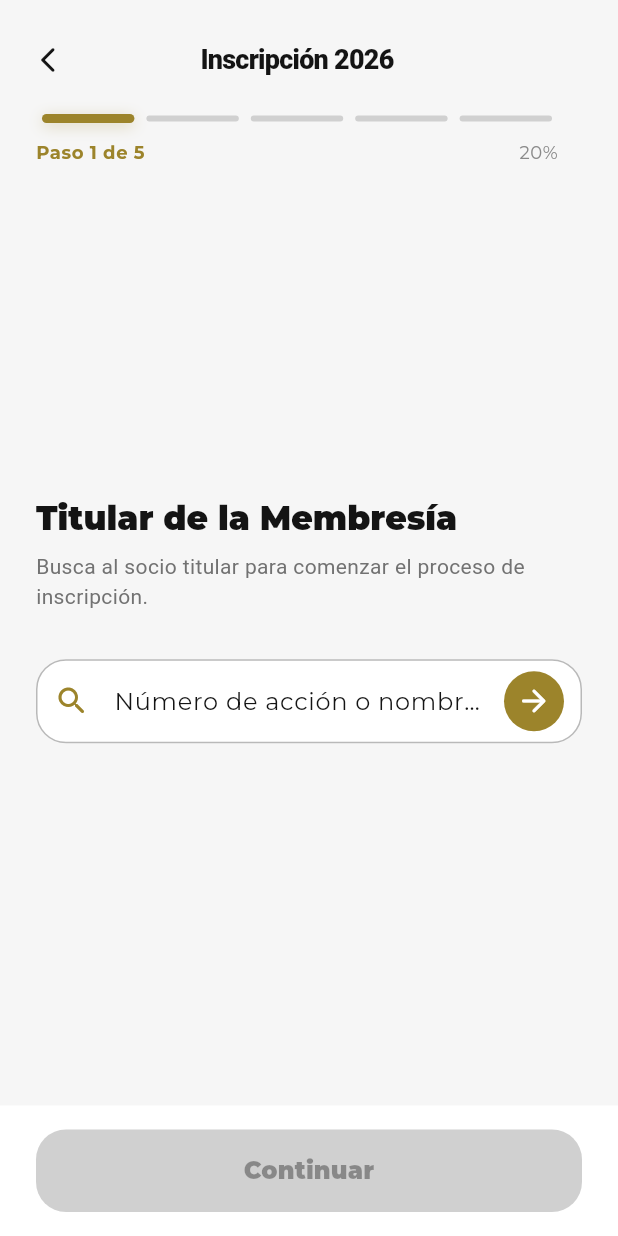
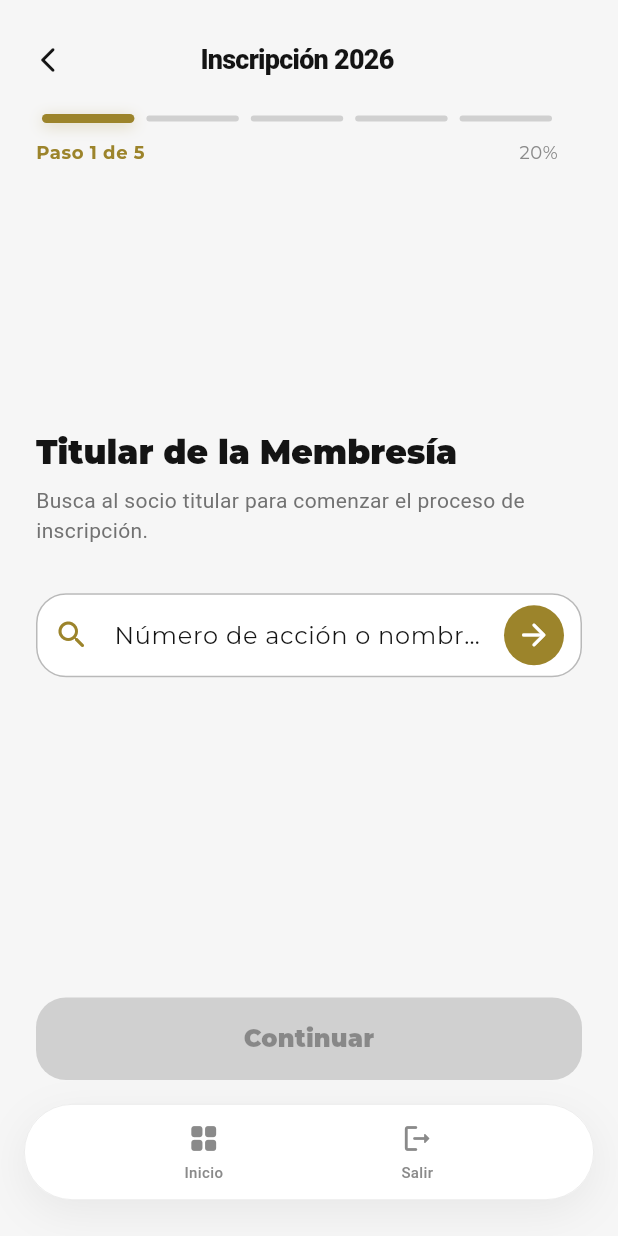
Before and after one commit to Aigel-Alejandro/app-arzsuite, a Flutter app: the SummerCourseWizardView screen opened directly, on a phone screen of 412 x 824 dp. Run offline on Flutter 3.47's test engine with Material 3 defaults, Android fonts, the phone set to English and light mode, and no system bars; our stand-ins replace dio, flutter_riverpod, freezed_annotation, google_fonts, supabase_flutter; accounts and stored records are empty.

Commit message:
feat(ui): rediseño de navegación Floating

```diff
--- a/lib/core/theme/app_theme.dart
+++ b/lib/core/theme/app_theme.dart
@@ -122,6 +122,15 @@ class AppTheme {
       textTheme: GoogleFonts.montserratTextTheme().copyWith(
         bodyMedium: const TextStyle(color: neutral800),
       ),
+      pageTransitionsTheme: const PageTransitionsTheme(
+        builders: <TargetPlatform, PageTransitionsBuilder>{
+          TargetPlatform.android: NoTransitionsBuilder(),
+          TargetPlatform.iOS: NoTransitionsBuilder(),
+          TargetPlatform.linux: NoTransitionsBuilder(),
+          TargetPlatform.macOS: NoTransitionsBuilder(),
+          TargetPlatform.windows: NoTransitionsBuilder(),
+        },
+      ),
     );
   }
 
@@ -201,6 +210,32 @@ class AppTheme {
         bodyLarge: const TextStyle(color: Colors.white),
         bodyMedium: const TextStyle(color: neutral200),
       ),
+      pageTransitionsTheme: const PageTransitionsTheme(
+        builders: <TargetPlatform, PageTransitionsBuilder>{
+          TargetPlatform.android: NoTransitionsBuilder(),
+          TargetPlatform.iOS: NoTransitionsBuilder(),
+          TargetPlatform.linux: NoTransitionsBuilder(),
+          TargetPlatform.macOS: NoTransitionsBuilder(),
+          TargetPlatform.windows: NoTransitionsBuilder(),
+        },
+      ),
     );
   }
 }
+
+/// A clean builder that strips away sliding and fading effects for immediate SPA-like navigation.
+class NoTransitionsBuilder extends PageTransitionsBuilder {
+  const NoTransitionsBuilder();
+
+  @override
+  Widget buildTransitions<T>(
+    PageRoute<T>? route,
+    BuildContext? context,
+    Animation<double> animation,
+    Animation<double> secondaryAnimation,
+    Widget child,
+  ) {
+    // Return the child directly without any FadeTransition or SlideTransition
+    return child;
+  }
+}
--- /dev/null
+++ b/lib/core/widgets/app_side_menu.dart
@@ -0,0 +1,255 @@
+import 'package:flutter/material.dart';
+import 'package:app_arzsuite/core/theme/app_theme.dart';
+
+class AppIslandMenu extends StatelessWidget {
+  final int selectedIndex;
+  final Function(int) onItemSelected;
+  final VoidCallback? onLogout;
+  final bool isDesktop;
+
+  const AppIslandMenu({
+    super.key,
+    required this.selectedIndex,
+    required this.onItemSelected,
+    required this.isDesktop,
+    this.onLogout,
+  });
+
+  @override
+  Widget build(BuildContext context) {
+    return isDesktop ? _buildDesktopIsland(context) : _buildMobileIsland(context);
+  }
+
+  Widget _buildDesktopIsland(BuildContext context) {
+    return Container(
+      width: 64, // ultra-thin for minimalist look
+      margin: const EdgeInsets.all(AppTheme.spacingLarge),
+      decoration: BoxDecoration(
+        color: Colors.white.withValues(alpha: 0.95),
+        borderRadius: BorderRadius.circular(32), // stadium shape
+        boxShadow: [
+          BoxShadow(
+            color: Colors.black.withValues(alpha: 0.05),
+            blurRadius: 20,
+            offset: const Offset(0, 4),
+          ),
+        ],
+        border: Border.all(
+          color: AppTheme.neutral200.withValues(alpha: 0.5),
+          width: 0.5,
+        ),
+      ),
+      child: Column(
+        children: [
+          const SizedBox(height: 24),
+          // Clean Logo Icon
+          _buildLogoIcon(),
+          const SizedBox(height: 40),
+          Expanded(
+            child: SingleChildScrollView(
+              child: Column(
+                children: [
+                  _IslandTabItem(
+                    icon: Icons.grid_view_rounded, // Matches the reference image style
+                    label: 'Inicio',
+                    isSelected: selectedIndex == 0,
+                    onTap: () => onItemSelected(0),
+                    isDesktop: true,
+                  ),
+                ],
+              ),
+            ),
+          ),
+          const SizedBox(height: 16),
+          _IslandTabItem(
+            icon: Icons.logout_rounded,
+            label: 'Salir',
+            isSelected: false,
+            isDestructive: true,
+            onTap: onLogout ?? () {},
+            isDesktop: true,
+          ),
+          const SizedBox(height: 24),
+        ],
+      ),
+    );
+  }
+
+  Widget _buildMobileIsland(BuildContext context) {
+    return Container(
+      height: 64,
+      width: double.infinity,
+      margin: const EdgeInsets.only(
+        left: AppTheme.spacingMedium,
+        right: AppTheme.spacingMedium,
+        bottom: AppTheme.spacingLarge,
+      ),
+      padding: const EdgeInsets.symmetric(horizontal: 8),
+      decoration: BoxDecoration(
+        color: Colors.white.withValues(alpha: 0.98),
+        borderRadius: BorderRadius.circular(32), // stadium shape
+        boxShadow: [
+          BoxShadow(
+            color: Colors.black.withValues(alpha: 0.06),
+            blurRadius: 24,
+            offset: const Offset(0, 8),
+          ),
+        ],
+        border: Border.all(
+          color: AppTheme.neutral200.withValues(alpha: 0.5),
+          width: 0.5,
+        ),
+      ),
+      child: Row(
+        mainAxisAlignment: MainAxisAlignment.spaceEvenly,
+        children: [
+          _IslandTabItem(
+            icon: Icons.grid_view_rounded,
+            label: 'Inicio',
+            isSelected: selectedIndex == 0,
+            onTap: () => onItemSelected(0),
+            isDesktop: false,
+          ),
+          _IslandTabItem(
+            icon: Icons.logout_rounded,
+            label: 'Salir',
+            isSelected: false,
+            isDestructive: true,
+            onTap: onLogout ?? () {},
+            isDesktop: false,
+          ),
+        ],
+      ),
+    );
+  }
+
+  Widget _buildLogoIcon() {
+    return Container(
+      padding: const EdgeInsets.all(8),
+      decoration: BoxDecoration(
+        color: AppTheme.primaryColor.withValues(alpha: 0.1),
+        shape: BoxShape.circle,
+      ),
+      child: const Icon(
+        Icons.layers_rounded,
+        color: AppTheme.primaryColor,
+        size: 20,
+      ),
+    );
+  }
+}
+
+class _IslandTabItem extends StatefulWidget {
+  final IconData icon;
+  final String label;
+  final bool isSelected;
+  final VoidCallback onTap;
+  final bool isDestructive;
+  final bool isDesktop;
+
+  const _IslandTabItem({
+    required this.icon,
+    required this.label,
+    required this.isSelected,
+    required this.onTap,
+    required this.isDesktop,
+    this.isDestructive = false,
+  });
+
+  @override
+  State<_IslandTabItem> createState() => _IslandTabItemState();
+}
+
+class _IslandTabItemState extends State<_IslandTabItem> {
+  bool _isHovered = false;
+
+  @override
+  Widget build(BuildContext context) {
+    // Determine colors based on state
+    final Color activeColor = widget.isDestructive ? AppTheme.dangerColor : AppTheme.primaryColor;
+    final Color inactiveColor = AppTheme.neutral500;
+
+    final Color color = widget.isSelected ? activeColor : (widget.isDestructive && _isHovered ? AppTheme.dangerColor : inactiveColor);
+
+    return MouseRegion(
+      onEnter: (_) => setState(() => _isHovered = true),
+      onExit: (_) => setState(() => _isHovered = false),
+      child: widget.isDesktop ? _buildDesktopItem(color) : _buildMobileItem(color),
+    );
+  }
+
+  Widget _buildDesktopItem(Color color) {
+    return Padding(
+      padding: const EdgeInsets.symmetric(vertical: 8),
+      child: Column(
+        children: [
+          InkWell(
+            onTap: widget.onTap,
+            borderRadius: BorderRadius.circular(20),
+            child: AnimatedContainer(
+              duration: const Duration(milliseconds: 200),
+              padding: const EdgeInsets.all(12),
+              decoration: BoxDecoration(
+                color: widget.isSelected ? AppTheme.primaryColor.withValues(alpha: 0.1) : Colors.transparent,
+                shape: BoxShape.circle,
+              ),
+              child: Icon(widget.icon, size: 22, color: color),
+            ),
+          ),
+          AnimatedOpacity(
+            duration: const Duration(milliseconds: 200),
+            opacity: _isHovered ? 1.0 : 0.0,
+            child: Padding(
+              padding: const EdgeInsets.only(top: 4),
+              child: Text(
+                widget.label,
+                style: TextStyle(
+                  color: color,
+                  fontSize: 10,
+                  fontWeight: FontWeight.w600,
+                ),
+              ),
+            ),
+          ),
+        ],
+      ),
+    );
+  }
+
+  Widget _buildMobileItem(Color color) {
+    return Expanded(
+      child: Center(
+        child: Material(
+          color: Colors.transparent,
+          child: InkWell(
+            onTap: widget.onTap,
+            borderRadius: BorderRadius.circular(24),
+            child: AnimatedContainer(
+              duration: const Duration(milliseconds: 250),
+              padding: const EdgeInsets.symmetric(vertical: 10, horizontal: 20),
+              decoration: BoxDecoration(
+                color: widget.isSelected ? AppTheme.primaryColor.withValues(alpha: 0.1) : Colors.transparent,
+                borderRadius: BorderRadius.circular(24), // Perfectly rounded pill
+              ),
+              child: Column(
+                mainAxisSize: MainAxisSize.min,
+                children: [
+                  Icon(widget.icon, size: 22, color: color),
+                  const SizedBox(height: 4),
+                  Text(
+                    widget.label,
+                    style: TextStyle(
+                      color: color,
+                      fontSize: 10,
+                      fontWeight: widget.isSelected ? FontWeight.w800 : FontWeight.w500,
+                    ),
+                  ),
+                ],
+              ),
+            ),
+          ),
+        ),
+      ),
+    );
+  }
+}
--- /dev/null
+++ b/lib/core/widgets/main_layout.dart
@@ -0,0 +1,75 @@
+import 'package:flutter/material.dart';
+import 'package:app_arzsuite/core/theme/app_theme.dart';
+import 'package:app_arzsuite/core/widgets/app_side_menu.dart';
+import 'package:app_arzsuite/features/home/views/home_view.dart';
+import 'package:app_arzsuite/features/auth/views/login_view.dart';
+
+class MainLayout extends StatefulWidget {
+  final Widget child;
+  final int activeIndex;
+
+  const MainLayout({
+    super.key,
+    required this.child,
+    this.activeIndex = 0,
+  });
+
+  @override
+  State<MainLayout> createState() => _MainLayoutState();
+}
+
+class _MainLayoutState extends State<MainLayout> {
+  void _onItemSelected(int index) {
+    if (widget.activeIndex == index) return;
+    if (index == 0) {
+      Navigator.of(context).pushAndRemoveUntil(
+        MaterialPageRoute(builder: (_) => const HomeView()),
+        (route) => false,
+      );
+    }
+  }
+
+  void _onLogout() {
+    Navigator.of(context).pushAndRemoveUntil(
+      MaterialPageRoute(builder: (_) => const LoginView()),
+      (route) => false,
+    );
+  }
+
+  @override
+  Widget build(BuildContext context) {
+    final bool isDesktop = MediaQuery.of(context).size.width >= AppTheme.breakpointDesktop;
+
+    return Scaffold(
+      backgroundColor: AppTheme.neutral50,
+      extendBody: true,
+      bottomNavigationBar: !isDesktop
+          ? SafeArea(
+              child: AppIslandMenu(
+                selectedIndex: widget.activeIndex,
+                onItemSelected: _onItemSelected,
+                onLogout: _onLogout,
+                isDesktop: false,
+              ),
+            )
+          : null,
+      body: SafeArea(
+        bottom: false,
+        child: Row(
+          children: [
+            if (isDesktop)
+              AppIslandMenu(
+                selectedIndex: widget.activeIndex,
+                onItemSelected: _onItemSelected,
+                onLogout: _onLogout,
+                isDesktop: true,
+              ),
+            Expanded(
+              child: widget.child,
+            ),
+          ],
+        ),
+      ),
+    );
+  }
+}
--- a/lib/features/summer_course/views/summer_course_wizard_view.dart
+++ b/lib/features/summer_course/views/summer_course_wizard_view.dart
@@ -2,6 +2,7 @@ import 'package:flutter/material.dart';
 import 'package:flutter_riverpod/flutter_riverpod.dart';
 import 'package:app_arzsuite/core/theme/app_theme.dart';
 import 'package:app_arzsuite/core/widgets/responsive_container.dart';
+import 'package:app_arzsuite/core/widgets/main_layout.dart';
 import 'package:app_arzsuite/features/summer_course/providers/summer_course_provider.dart';
 import 'package:app_arzsuite/features/summer_course/models/summer_course_state.dart';
 import 'package:app_arzsuite/features/summer_course/widgets/step_indicator.dart';
@@ -19,8 +20,10 @@ class SummerCourseWizardView extends ConsumerWidget {
     final state = ref.watch(summerCourseProvider);
     final notifier = ref.read(summerCourseProvider.notifier);
 
-    return Scaffold(
-      backgroundColor: AppTheme.neutral50,
+    return MainLayout(
+      activeIndex: -1,
+      child: Scaffold(
+        backgroundColor: AppTheme.neutral50,
       body: SafeArea(
         child: ResponsiveContainer(
           padding: 0,
@@ -99,8 +102,9 @@ class SummerCourseWizardView extends ConsumerWidget {
           ),
         ),
       ),
+    ),
     );
-}
+  }
 
   Widget _buildCurrentStep(int step) {
     switch (step) {
@@ -124,7 +128,7 @@ class SummerCourseWizardView extends ConsumerWidget {
         MediaQuery.of(context).padding.bottom + AppTheme.spacingMedium,
       ),
       decoration: const BoxDecoration(
-        color: Colors.white,
+        color: Colors.transparent,
       ),
       child: Row(
         children: [
--- a/lib/main.dart
+++ b/lib/main.dart
@@ -5,7 +5,7 @@ import 'core/theme/app_theme.dart';
 import 'features/auth/views/login_view.dart';
 
 void main() async {
-  final binding = WidgetsFlutterBinding.ensureInitialized();
+  WidgetsFlutterBinding.ensureInitialized();
 
   // Inicializar Supabase
   await Supabase.initialize(
```
Also changed, not shown: lib/features/home/views/home_view.dart (+71 -26 lines), 1 other file.
